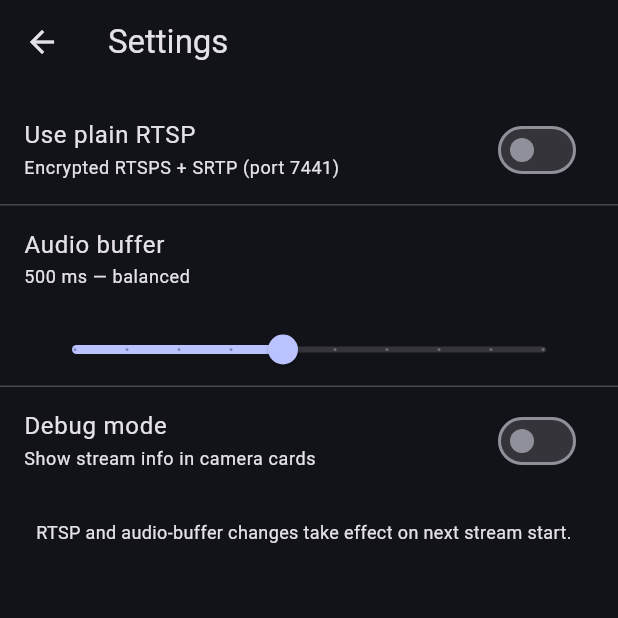
After one commit to fvoska/rtsp-mixer, a Flutter app: the SettingsScreen screen opened directly, on a phone screen of 412 x 824 dp, the top half of it. The commit adds this screen. Run offline on Flutter 3.47's test engine with Material 3 defaults, Android fonts, the light colour scheme and no system bars; our stand-ins replace audio_service, connectivity_plus, dio, flutter_local_notifications, flutter_riverpod, flutter_secure_storage and 1 more; missing offline and left inert: flutter_foreground_task, media_kit, media_kit_video; accounts and stored records are empty.

Commit message:
feat(settings): move settings out of floating FAB into a Settings tab
The DebugOverlay's settings FAB sat at a fixed `bottom: 100` and
overlapped the ActiveSessionBar's chevron once the persistent nav
shell landed. Promote the controls to a real screen and add Settings
as a 4th NavigationBar destination so the body is no longer obscured.

- New SettingsScreen at /settings — RTSP toggle, audio buffer slider,
  debug mode.
- 4th tab in MainShell.NavigationBar (Monitor / Sessions / Logs /
  Settings) inside the existing IndexedStack so state survives tab
  switches like the other tabs.
- Drop the old "View logs" button from the settings panel — Logs is
  its own tab now.
- Remove the DebugOverlay wrapper from app.dart and delete the widget.

```diff
--- a/lib/core/router/app_router.dart
+++ b/lib/core/router/app_router.dart
@@ -73,6 +73,10 @@ final appRouterProvider = Provider<GoRouter>((ref) {
             path: '/logs',
             builder: (_, __) => const SizedBox.shrink(),
           ),
+          GoRoute(
+            path: '/settings',
+            builder: (_, __) => const SizedBox.shrink(),
+          ),
         ],
       ),
     ],
--- a/lib/core/widgets/main_shell.dart
+++ b/lib/core/widgets/main_shell.dart
@@ -6,6 +6,7 @@ import '../../features/monitoring/screens/log_screen.dart';
 import '../../features/monitoring/screens/monitoring_screen.dart';
 import '../../features/monitoring/screens/sessions_list_screen.dart';
 import '../../features/monitoring/widgets/active_session_bar.dart';
+import '../../features/settings/screens/settings_screen.dart';
 
 /// Top-level shell hosting the three primary tabs.
 ///
@@ -19,6 +20,7 @@ import '../../features/monitoring/widgets/active_session_bar.dart';
 /// - `/monitoring` → index 0
 /// - `/sessions` (and prefix-matches like `/sessions/`) → index 1
 /// - `/logs` → index 2
+/// - `/settings` → index 3
 /// - `/sessions/:id` is NOT in the IndexedStack — it pushes on top of the
 ///   shell via go_router's `MaterialPage` pageBuilder.
 class MainShell extends ConsumerStatefulWidget {
@@ -31,11 +33,12 @@ class MainShell extends ConsumerStatefulWidget {
 }
 
 class _MainShellState extends ConsumerState<MainShell> {
-  static const _tabs = ['/monitoring', '/sessions', '/logs'];
+  static const _tabs = ['/monitoring', '/sessions', '/logs', '/settings'];
 
   int _indexFor(String loc) {
     if (loc.startsWith('/sessions')) return 1;
     if (loc.startsWith('/logs')) return 2;
+    if (loc.startsWith('/settings')) return 3;
     return 0; // default to monitoring
   }
 
@@ -53,6 +56,7 @@ class _MainShellState extends ConsumerState<MainShell> {
                 MonitoringScreen(),
                 SessionsListScreen(),
                 LogScreen(),
+                SettingsScreen(),
               ],
             ),
           ),
@@ -82,6 +86,11 @@ class _MainShellState extends ConsumerState<MainShell> {
             selectedIcon: Icon(Icons.article),
             label: 'Logs',
           ),
+          NavigationDestination(
+            icon: Icon(Icons.settings_outlined),
+            selectedIcon: Icon(Icons.settings),
+            label: 'Settings',
+          ),
         ],
       ),
     );
--- /dev/null
+++ b/lib/features/settings/screens/settings_screen.dart
@@ -0,0 +1,80 @@
+import 'package:flutter/material.dart';
+import 'package:flutter_riverpod/flutter_riverpod.dart';
+
+import '../../../core/providers/settings_provider.dart';
+import '../../../core/theme/spacing.dart';
+
+class SettingsScreen extends ConsumerWidget {
+  const SettingsScreen({super.key});
+
+  @override
+  Widget build(BuildContext context, WidgetRef ref) {
+    final settings = ref.watch(settingsProvider);
+    final notifier = ref.read(settingsProvider.notifier);
+    final theme = Theme.of(context);
+
+    return Scaffold(
+      appBar: AppBar(title: const Text('Settings')),
+      body: ListView(
+        padding: const EdgeInsets.symmetric(vertical: Spacing.sm),
+        children: [
+          SwitchListTile(
+            title: const Text('Use plain RTSP'),
+            subtitle: Text(
+              settings.useRtsp
+                  ? 'Unencrypted (port 7447) — lower CPU, may reduce crackling'
+                  : 'Encrypted RTSPS + SRTP (port 7441)',
+              style: theme.textTheme.bodySmall,
+            ),
+            value: settings.useRtsp,
+            onChanged: notifier.setUseRtsp,
+          ),
+          const Divider(height: 1),
+          ListTile(
+            title: const Text('Audio buffer'),
+            subtitle: Text(
+              '${(settings.audioBufferSeconds * 1000).round()} ms — '
+              '${settings.audioBufferSeconds <= 0.2 ? 'low latency' : settings.audioBufferSeconds <= 0.5 ? 'balanced' : 'smooth'}',
+              style: theme.textTheme.bodySmall,
+            ),
+          ),
+          Padding(
+            padding: const EdgeInsets.symmetric(horizontal: Spacing.lg),
+            child: Slider(
+              value: settings.audioBufferSeconds,
+              min: 0.1,
+              max: 1.0,
+              divisions: 9,
+              label: '${(settings.audioBufferSeconds * 1000).round()} ms',
+              onChanged: (v) => notifier.setAudioBufferSeconds(
+                (v * 100).round() / 100.0,
+              ),
+            ),
+          ),
+          const Divider(height: 1),
+          SwitchListTile(
+            title: const Text('Debug mode'),
+            subtitle: Text(
+              'Show stream info in camera cards',
+              style: theme.textTheme.bodySmall,
+            ),
+            value: settings.debugMode,
+            onChanged: (_) => notifier.toggleDebugMode(),
+          ),
+          const Padding(
+            padding: EdgeInsets.fromLTRB(
+              Spacing.lg,
+              Spacing.md,
+              Spacing.lg,
+              Spacing.lg,
+            ),
+            child: Text(
+              'RTSP and audio-buffer changes take effect on next stream start.',
+              style: TextStyle(fontSize: 12),
+            ),
+          ),
+        ],
+      ),
+    );
+  }
+}
```
Also changed, not shown: lib/app.dart (+5 -8 lines), lib/core/widgets/debug_overlay.dart (deleted, +0 -153 lines).
